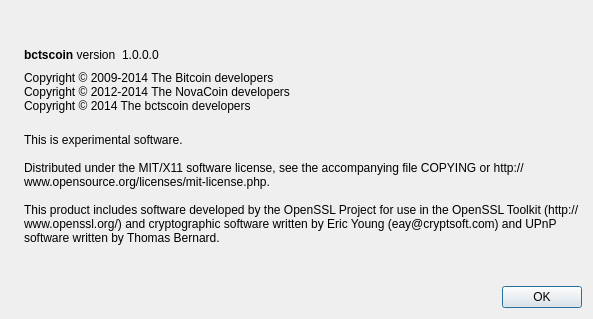
Qt form src/qt/forms/aboutdialog.ui (bctscoin/BCTS) before a commit.
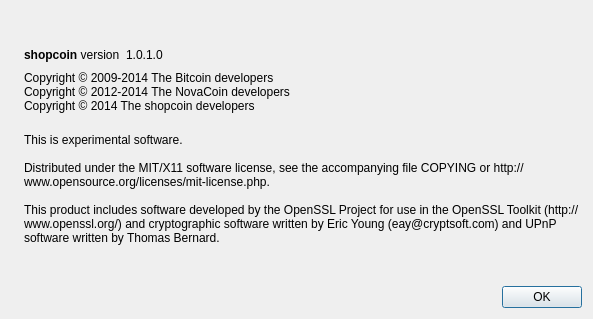
The same form after that commit. Icons and pictures are not drawn.

```diff
--- a/src/qt/forms/aboutdialog.ui
+++ b/src/qt/forms/aboutdialog.ui
@@ -50,7 +50,7 @@
           <cursorShape>IBeamCursor</cursorShape>
          </property>
          <property name="text">
-          <string>&lt;b&gt;bctscoin&lt;/b&gt; version</string>
+          <string>&lt;b&gt;shopcoin&lt;/b&gt; version</string>
          </property>
          <property name="textInteractionFlags">
           <set>Qt::LinksAccessibleByMouse|Qt::TextSelectableByKeyboard|Qt::TextSelectableByMouse</set>
@@ -63,7 +63,7 @@
           <cursorShape>IBeamCursor</cursorShape>
          </property>
          <property name="text">
-          <string notr="true">1.0.0.0</string>
+          <string notr="true">1.0.1.0</string>
          </property>
          <property name="textInteractionFlags">
           <set>Qt::LinksAccessibleByMouse|Qt::TextSelectableByKeyboard|Qt::TextSelectableByMouse</set>
@@ -93,7 +93,7 @@
        <property name="text">
         <string>Copyright © 2009-2014 The Bitcoin developers
 Copyright © 2012-2014 The NovaCoin developers
-Copyright © 2014 The bctscoin developers</string>
+Copyright © 2014 The shopcoin developers</string>
        </property>
        <property name="textInteractionFlags">
         <set>Qt::LinksAccessibleByMouse|Qt::TextSelectableByKeyboard|Qt::TextSelectableByMouse</set>
```
Left out of the diff: 2 changed lines with no effect on the pictures.
